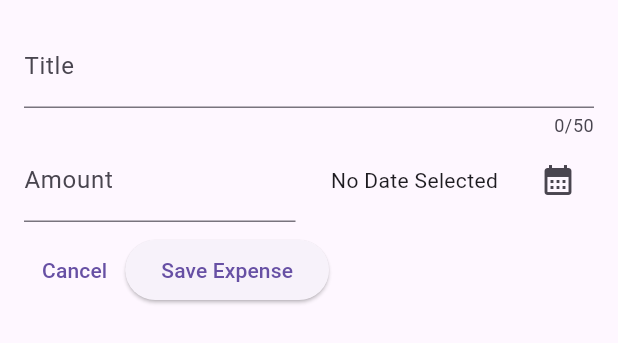
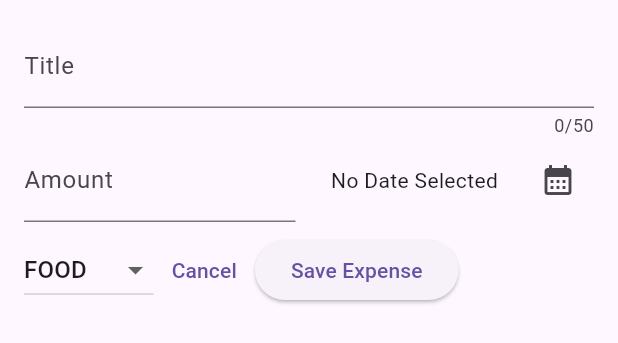
Before and after one commit to gxtanvir/daily_expense, a Flutter app: the NewExpense widget shown alone on an empty page, opened directly, on a phone screen of 412 x 824 dp. Shown: the top 343 px of the screen. Run offline on Flutter 3.47's test engine with Material 2 defaults, Android fonts, the phone set to English and light mode, and no system bars.

Commit message:
dropdown

```diff
--- a/lib/Widget/expenses_list/new_expense.dart
+++ b/lib/Widget/expenses_list/new_expense.dart
@@ -19,6 +19,7 @@ class _NewExpenseState extends State<NewExpense> {
   final _titleController = TextEditingController();
   final _amountController = TextEditingController();
   DateTime? selectedDate;
+  Category _selectedCategory = Category.food;
 
   @override
   void dispose() {
@@ -96,6 +97,24 @@ class _NewExpenseState extends State<NewExpense> {
           ),
           Row(
             children: [
+              DropdownButton(
+                  value: _selectedCategory,
+                  items: Category.values
+                      .map(
+                        (category) => DropdownMenuItem(
+                          value: category,
+                          child: Text(category.name.toUpperCase()),
+                        ),
+                      )
+                      .toList(),
+                  onChanged: (value) {
+                    if (value == null) {
+                      return;
+                    }
+                    setState(() {
+                      _selectedCategory = value;
+                    });
+                  }),
               TextButton(
                 onPressed: () {
                   Navigator.pop(context);
```
